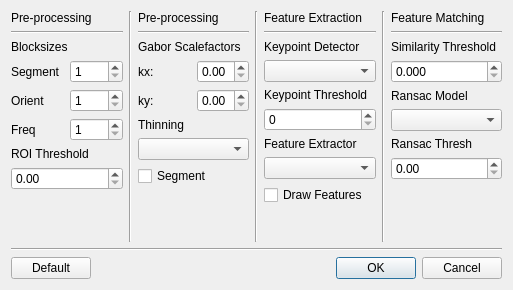
Before: the Qt Designer form Proyecto-Final/configdialog.ui in nlandau91/Proyecto-Final, drawn with Qt 5.
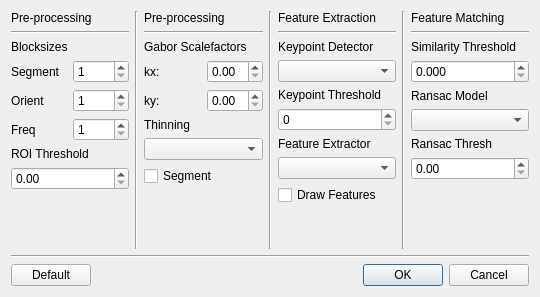
After: the same form once the commit is applied.

```diff
--- a/Proyecto-Final/configdialog.ui
+++ b/Proyecto-Final/configdialog.ui
@@ -6,8 +6,8 @@
    <rect>
     <x>0</x>
     <y>0</y>
-    <width>513</width>
-    <height>290</height>
+    <width>540</width>
+    <height>297</height>
    </rect>
   </property>
   <property name="windowTitle">
```
Left out of the diff: 36 changed lines with no effect on the pictures.
